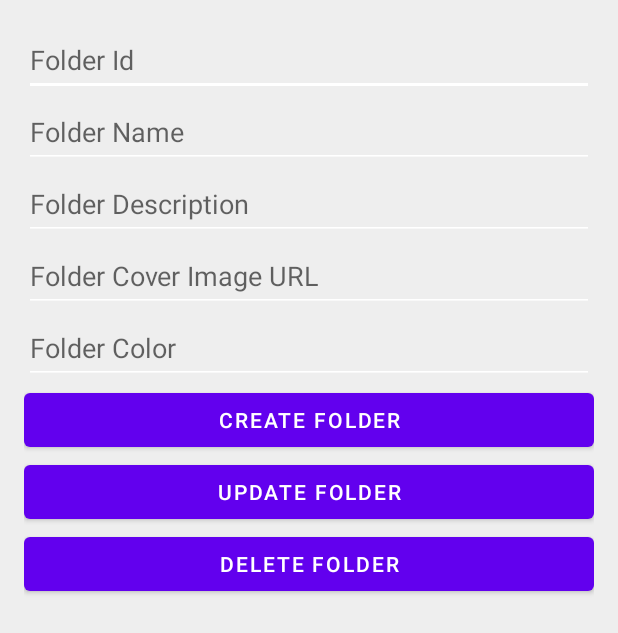
After one commit to alvarotorrestx/heroic_organizer, an Android app: the layout fragment_library_testing.xml on its own in the app's theme, with its tools: preview values and no code run, on a phone screen of 412 x 824 dp. The commit adds this screen. Shown: the top 633 px of the screen. Run offline under Robolectric (Android 15) with nearby library versions, the phone set to English and light mode, and no system bars.

Commit message:
Moving test library to dev_al

```diff
--- a/app/src/main/res/layout/fragment_library.xml
+++ b/app/src/main/res/layout/fragment_library.xml
@@ -1,15 +1,11 @@
 <?xml version="1.0" encoding="utf-8"?>
 <FrameLayout xmlns:android="http://schemas.android.com/apk/res/android"
+             android:id="@+id/library_fragment_container"
              android:layout_width="match_parent"
              android:layout_height="match_parent"
-             android:background="#fff">
+             android:background="#fff"  android:padding="16dp">
 
-    <TextView
-            android:layout_width="wrap_content"
-            android:layout_height="wrap_content"
-            android:text="Library"
-            android:layout_gravity="center"
-            android:textSize="18sp"
-            android:textColor="#000" />
+    <include
+            layout="@layout/fragment_library_testing" />
 
 </FrameLayout>
--- /dev/null
+++ b/app/src/main/res/layout/fragment_library_testing.xml
@@ -0,0 +1,74 @@
+<LinearLayout xmlns:android="http://schemas.android.com/apk/res/android"
+              android:id="@+id/library_testing_content"
+              android:layout_width="match_parent"
+              android:layout_height="match_parent"
+              android:padding="16dp"
+              android:orientation="vertical"
+              android:background="#EEEEEE">
+
+    <EditText
+            android:id="@+id/folderId"
+            android:layout_width="match_parent"
+            android:layout_height="wrap_content"
+            android:hint="Folder Id"
+            android:backgroundTint="@color/white"
+            android:textColor="@color/white"
+            android:minHeight="48dp"
+    />
+    <EditText
+            android:id="@+id/folderName"
+            android:layout_width="match_parent"
+            android:layout_height="wrap_content"
+            android:hint="Folder Name"
+            android:backgroundTint="@color/white"
+            android:textColor="@color/white"
+            android:minHeight="48dp"
+    />
+    <EditText
+            android:id="@+id/folderDescription"
+            android:layout_width="match_parent"
+            android:layout_height="wrap_content"
+            android:hint="Folder Description"
+            android:backgroundTint="@color/white"
+            android:textColor="@color/white"
+            android:minHeight="48dp"
+    />
+    <EditText
+            android:id="@+id/folderCoverImg"
+            android:layout_width="match_parent"
+            android:layout_height="wrap_content"
+            android:hint="Folder Cover Image URL"
+            android:backgroundTint="@color/white"
+            android:textColor="@color/white"
+            android:minHeight="48dp"
+    />
+    <EditText
+            android:id="@+id/folderColorTag"
+            android:layout_width="match_parent"
+            android:layout_height="wrap_content"
+            android:hint="Folder Color"
+            android:backgroundTint="@color/white"
+            android:textColor="@color/white"
+            android:minHeight="48dp"
+    />
+
+    <Button
+            android:id="@+id/newFolder"
+            android:layout_width="match_parent"
+            android:layout_height="wrap_content"
+            android:text="Create Folder"
+    />
+    <Button
+            android:id="@+id/updateFolder"
+            android:layout_width="match_parent"
+            android:layout_height="wrap_content"
+            android:text="Update Folder"
+    />
+    <Button
+            android:id="@+id/deleteFolder"
+            android:layout_width="match_parent"
+            android:layout_height="wrap_content"
+            android:text="Delete Folder"
+    />
+
+</LinearLayout>
```
